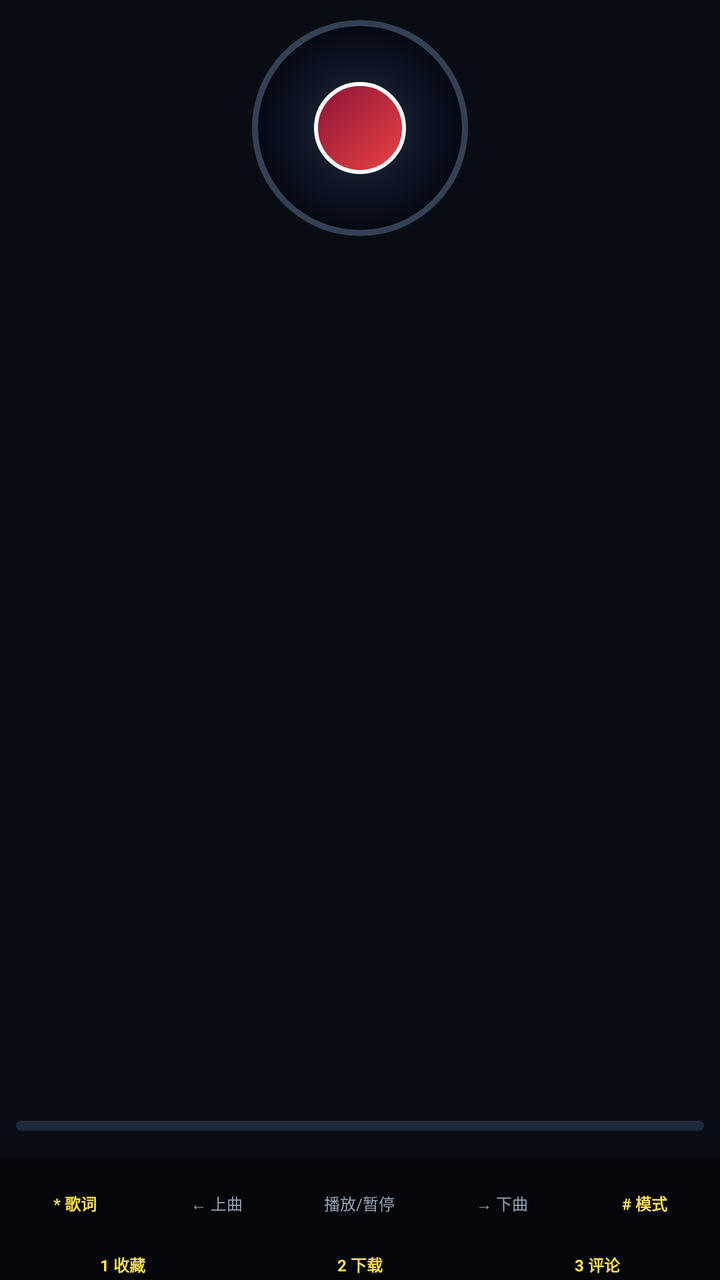
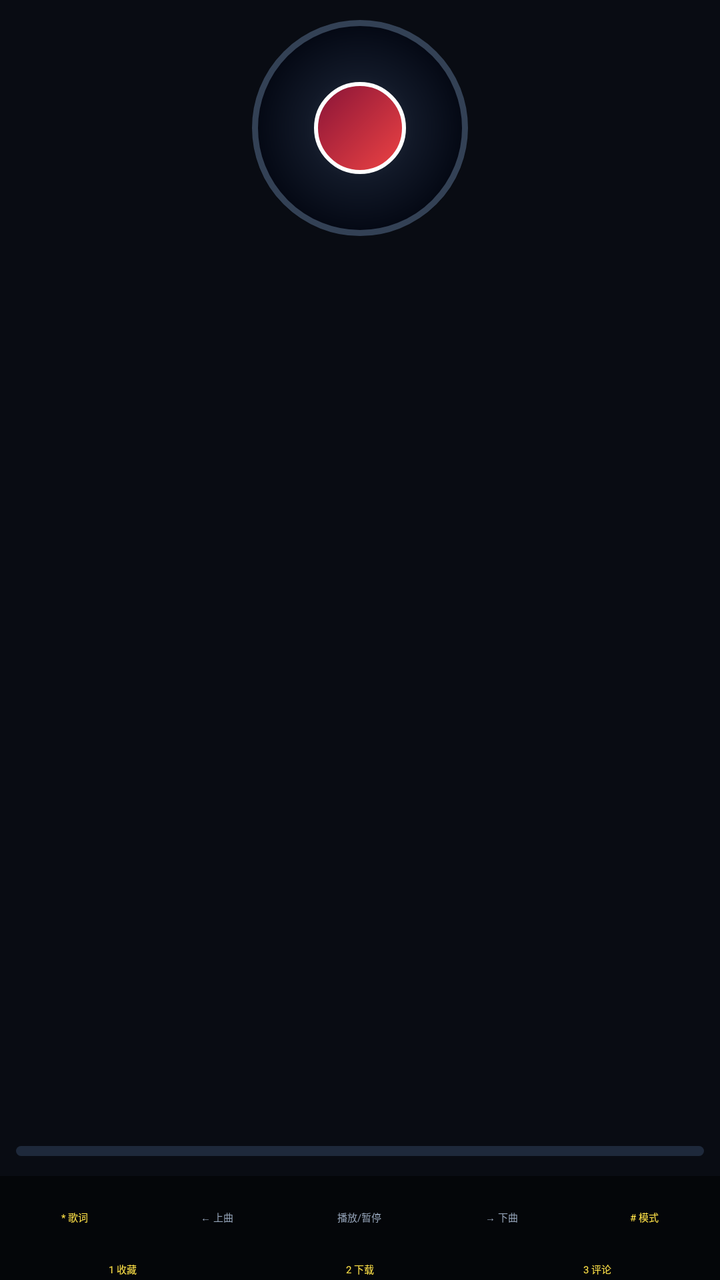

Screens rendered from an Android XML layout before and after an edit, with the pre-edit source and the edit as a unified diff.
<!-- AndroidManifest.xml: application theme Theme.KeydroidX.Music -->
<!-- res/layout/activity_player.xml -->
<?xml version="1.0" encoding="utf-8"?>
<FrameLayout
    xmlns:android="http://schemas.android.com/apk/res/android"
    android:layout_width="match_parent"
    android:layout_height="match_parent"
    android:background="@color/music_dark_bg">

    
    
    
    <LinearLayout
        android:id="@+id/layout_player_root"
        android:layout_width="match_parent"
        android:layout_height="match_parent"
        android:orientation="vertical"
        android:focusable="true"
        android:focusableInTouchMode="true">

        
        <LinearLayout
            android:id="@+id/layout_upper"
            android:layout_width="match_parent"
            android:layout_height="wrap_content"
            android:orientation="vertical"
            android:gravity="center_horizontal"
            android:paddingLeft="8dp"
            android:paddingRight="8dp"
            android:paddingTop="8dp"
            android:paddingBottom="4dp">

            <FrameLayout
                android:layout_width="wrap_content"
                android:layout_height="wrap_content"
                android:layout_marginTop="2dp"
                android:layout_marginBottom="2dp">

                <FrameLayout
                    android:id="@+id/vinyl_disk"
                    android:layout_width="108dp"
                    android:layout_height="108dp"
                    android:background="@drawable/bg_vinyl_disk">

                    <FrameLayout
                        android:id="@+id/vinyl_center"
                        android:layout_width="46dp"
                        android:layout_height="46dp"
                        android:layout_gravity="center"
                        android:background="@drawable/bg_vinyl_center">

                        <TextView
                            android:id="@+id/iv_play_pause"
                            android:layout_width="wrap_content"
                            android:layout_height="wrap_content"
                            android:layout_gravity="center"
                            android:textSize="20sp"
                            android:textColor="#FFFFFF"
                            android:includeFontPadding="false" />
                    </FrameLayout>
                </FrameLayout>
            </FrameLayout>

            <LinearLayout
                android:layout_width="match_parent"
                android:layout_height="wrap_content"
                android:orientation="vertical"
                android:gravity="center_horizontal"
                android:layout_marginTop="4dp">

                <TextView
                    android:id="@+id/tv_song_title"
                    android:layout_width="match_parent"
                    android:layout_height="wrap_content"
                    android:gravity="center"
                    android:textSize="10sp"
                    android:textStyle="bold"
                    android:textColor="#FFFFFF"
                    android:singleLine="true"
                    android:ellipsize="end"
                    android:includeFontPadding="false" />

                <TextView
                    android:id="@+id/tv_song_artist"
                    android:layout_width="match_parent"
                    android:layout_height="wrap_content"
                    android:layout_marginTop="2dp"
                    android:gravity="center"
                    android:textSize="10sp"
                    android:textColor="@color/music_subtext"
                    android:singleLine="true"
                    android:ellipsize="end"
                    android:includeFontPadding="false" />
            </LinearLayout>
        </LinearLayout>

        
        <FrameLayout
            android:layout_width="match_parent"
            android:layout_height="0dp"
            android:layout_weight="1">

            <ScrollView
                android:id="@+id/scroll_lyric"
                android:layout_width="match_parent"
                android:layout_height="match_parent"
                android:fillViewport="true"
                android:scrollbars="none"
                android:overScrollMode="never"
                android:focusable="false"
                android:focusableInTouchMode="false">

                <LinearLayout
                    android:id="@+id/layout_lyric_list"
                    android:layout_width="match_parent"
                    android:layout_height="wrap_content"
                    android:orientation="vertical"
                    android:gravity="center_vertical"
                    android:paddingLeft="10dp"
                    android:paddingRight="10dp"
                    android:paddingTop="6dp"
                    android:paddingBottom="6dp">
                </LinearLayout>
            </ScrollView>

        </FrameLayout>

        
        <LinearLayout
            android:layout_width="match_parent"
            android:layout_height="wrap_content"
            android:orientation="vertical"
            android:paddingLeft="8dp"
            android:paddingRight="8dp"
            android:paddingTop="4dp"
            android:paddingBottom="2dp">

            <FrameLayout
                android:id="@+id/progress_track"
                android:layout_width="match_parent"
                android:layout_height="5dp"
                android:background="@drawable/bg_progress_bar">

                <View
                    android:id="@+id/progress_fill"
                    android:layout_width="0dp"
                    android:layout_height="match_parent"
                    android:background="@drawable/bg_progress_fill" />
            </FrameLayout>

            <LinearLayout
                android:layout_width="match_parent"
                android:layout_height="wrap_content"
                android:layout_marginTop="2dp"
                android:orientation="horizontal"
                android:gravity="center_vertical">

                <TextView
                    android:id="@+id/tv_current_time"
                    android:layout_width="wrap_content"
                    android:layout_height="wrap_content"
                    android:textSize="8sp"
                    android:textColor="@color/music_subtext"
                    android:includeFontPadding="false" />

                <TextView
                    android:id="@+id/tv_play_status"
                    android:layout_width="0dp"
                    android:layout_height="wrap_content"
                    android:layout_weight="1"
                    android:gravity="center"
                    android:textSize="8sp"
                    android:textColor="@color/music_subtext"
                    android:includeFontPadding="false" />

                <TextView
                    android:id="@+id/tv_total_time"
                    android:layout_width="wrap_content"
                    android:layout_height="wrap_content"
                    android:textSize="8sp"
                    android:textColor="@color/music_subtext"
                    android:includeFontPadding="false" />
            </LinearLayout>
        </LinearLayout>

        
        <LinearLayout
            android:id="@+id/layout_key_guide"
            android:layout_width="match_parent"
            android:layout_height="wrap_content"
            android:orientation="horizontal"
            android:gravity="center"
            android:background="#88000000"
            android:paddingTop="3dp"
            android:paddingBottom="3dp"
            android:paddingLeft="2dp"
            android:paddingRight="2dp">

            <LinearLayout
                android:id="@+id/guide_lyrics"
                android:layout_width="0dp"
                android:layout_height="wrap_content"
                android:layout_weight="1"
                android:orientation="vertical"
                android:gravity="center_horizontal">

                <TextView
                    android:id="@+id/icon_guide_lyrics"
                    android:layout_width="wrap_content"
                    android:layout_height="wrap_content"
                    android:textSize="12sp"
                    android:textColor="#FDE047"
                    android:includeFontPadding="false" />

                <TextView
                    android:layout_width="wrap_content"
                    android:layout_height="wrap_content"
                    android:textSize="8sp"
                    android:textColor="#FDE047"
                    android:textStyle="bold"
                    android:text="@string/guide_lyrics"
                    android:includeFontPadding="false" />
            </LinearLayout>

            <LinearLayout
                android:id="@+id/guide_prev"
                android:layout_width="0dp"
                android:layout_height="wrap_content"
                android:layout_weight="1"
                android:orientation="vertical"
                android:gravity="center_horizontal">

                <TextView
                    android:id="@+id/icon_guide_prev"
                    android:layout_width="wrap_content"
                    android:layout_height="wrap_content"
                    android:textSize="12sp"
                    android:textColor="#CBD5E1"
                    android:includeFontPadding="false" />

                <TextView
                    android:layout_width="wrap_content"
                    android:layout_height="wrap_content"
                    android:textSize="8sp"
                    android:textColor="#94A3B8"
                    android:text="@string/guide_prev"
                    android:includeFontPadding="false" />
            </LinearLayout>

            <LinearLayout
                android:id="@+id/guide_playpause"
                android:layout_width="0dp"
                android:layout_height="wrap_content"
                android:layout_weight="1"
                android:orientation="vertical"
                android:gravity="center_horizontal">

                <TextView
                    android:id="@+id/icon_guide_playpause"
                    android:layout_width="wrap_content"
                    android:layout_height="wrap_content"
                    android:textSize="12sp"
                    android:textColor="#CBD5E1"
                    android:includeFontPadding="false" />

                <TextView
                    android:layout_width="wrap_content"
                    android:layout_height="wrap_content"
                    android:textSize="8sp"
                    android:textColor="#94A3B8"
                    android:text="@string/guide_playpause"
                    android:includeFontPadding="false" />
            </LinearLayout>

            <LinearLayout
                android:id="@+id/guide_next"
                android:layout_width="0dp"
                android:layout_height="wrap_content"
                android:layout_weight="1"
                android:orientation="vertical"
                android:gravity="center_horizontal">

                <TextView
                    android:id="@+id/icon_guide_next"
                    android:layout_width="wrap_content"
                    android:layout_height="wrap_content"
                    android:textSize="12sp"
                    android:textColor="#CBD5E1"
                    android:includeFontPadding="false" />

                <TextView
                    android:layout_width="wrap_content"
                    android:layout_height="wrap_content"
                    android:textSize="8sp"
                    android:textColor="#94A3B8"
                    android:text="@string/guide_next"
                    android:includeFontPadding="false" />
            </LinearLayout>

            <LinearLayout
                android:id="@+id/guide_mode"
                android:layout_width="0dp"
                android:layout_height="wrap_content"
                android:layout_weight="1"
                android:orientation="vertical"
                android:gravity="center_horizontal">

                <TextView
                    android:id="@+id/icon_guide_mode"
                    android:layout_width="wrap_content"
                    android:layout_height="wrap_content"
                    android:textSize="12sp"
                    android:textColor="#FDE047"
                    android:includeFontPadding="false" />

                <TextView
                    android:layout_width="wrap_content"
                    android:layout_height="wrap_content"
                    android:textSize="8sp"
                    android:textColor="#FDE047"
                    android:textStyle="bold"
                    android:text="@string/guide_mode"
                    android:includeFontPadding="false" />
            </LinearLayout>
        </LinearLayout>

        
        <LinearLayout
            android:id="@+id/layout_song_actions"
            android:layout_width="match_parent"
            android:layout_height="wrap_content"
            android:orientation="horizontal"
            android:gravity="center"
            android:background="#88000000"
            android:paddingTop="2dp"
            android:paddingBottom="2dp"
            android:paddingLeft="2dp"
            android:paddingRight="2dp">

            
            <LinearLayout
                android:id="@+id/action_favorite"
                android:layout_width="0dp"
                android:layout_height="wrap_content"
                android:layout_weight="1"
                android:orientation="vertical"
                android:gravity="center_horizontal">

                <TextView
                    android:id="@+id/icon_action_favorite"
                    android:layout_width="wrap_content"
                    android:layout_height="wrap_content"
                    android:textSize="12sp"
                    android:textColor="#FFFFFF"
                    android:includeFontPadding="false" />

                <TextView
                    android:layout_width="wrap_content"
                    android:layout_height="wrap_content"
                    android:textSize="8sp"
                    android:textColor="#FDE047"
                    android:textStyle="bold"
                    android:text="@string/guide_favorite"
                    android:includeFontPadding="false" />
            </LinearLayout>

            
            <LinearLayout
                android:id="@+id/action_download"
                android:layout_width="0dp"
                android:layout_height="wrap_content"
                android:layout_weight="1"
                android:orientation="vertical"
                android:gravity="center_horizontal">

                <TextView
                    android:id="@+id/icon_action_download"
                    android:layout_width="wrap_content"
                    android:layout_height="wrap_content"
                    android:textSize="12sp"
                    android:textColor="#FFFFFF"
                    android:includeFontPadding="false" />

                <TextView
                    android:layout_width="wrap_content"
                    android:layout_height="wrap_content"
                    android:textSize="8sp"
                    android:textColor="#FDE047"
                    android:textStyle="bold"
                    android:text="@string/guide_download"
                    android:includeFontPadding="false" />
            </LinearLayout>

            
            <LinearLayout
                android:id="@+id/action_comment"
                android:layout_width="0dp"
                android:layout_height="wrap_content"
                android:layout_weight="1"
                android:orientation="vertical"
                android:gravity="center_horizontal">

                <LinearLayout
                    android:layout_width="wrap_content"
                    android:layout_height="wrap_content"
                    android:orientation="horizontal"
                    android:gravity="center">

                    <TextView
                        android:id="@+id/icon_action_comment"
                        android:layout_width="wrap_content"
                        android:layout_height="wrap_content"
                        android:textSize="12sp"
                        android:textColor="#FFFFFF"
                        android:includeFontPadding="false" />

                    <TextView
                        android:id="@+id/tv_comment_count"
                        android:layout_width="wrap_content"
                        android:layout_height="wrap_content"
                        android:layout_marginLeft="2dp"
                        android:textSize="8sp"
                        android:textColor="#FDE047"
                        android:singleLine="true"
                        android:maxLength="4"
                        android:visibility="gone"
                        android:includeFontPadding="false" />
                </LinearLayout>

                <TextView
                    android:layout_width="wrap_content"
                    android:layout_height="wrap_content"
                    android:textSize="8sp"
                    android:textColor="#FDE047"
                    android:textStyle="bold"
                    android:text="@string/guide_comment"
                    android:includeFontPadding="false" />
            </LinearLayout>
        </LinearLayout>
    </LinearLayout>

    
    
    
    <FrameLayout
        android:id="@+id/layout_lyric_fullscreen"
        android:layout_width="match_parent"
        android:layout_height="match_parent"
        android:background="@color/music_dark_bg"
        android:visibility="gone">

        <ScrollView
            android:id="@+id/scroll_lyric_full"
            android:layout_width="match_parent"
            android:layout_height="match_parent"
            android:fillViewport="true"
            android:scrollbars="none"
            android:overScrollMode="never"
            android:focusable="false"
            android:focusableInTouchMode="false">

            <LinearLayout
                android:id="@+id/layout_lyric_full_wrapper"
                android:layout_width="match_parent"
                android:layout_height="wrap_content"
                android:orientation="vertical"
                android:gravity="center_horizontal"
                android:paddingLeft="14dp"
                android:paddingRight="14dp"
                android:paddingTop="120dp"
                android:paddingBottom="120dp"
                android:clipToPadding="false">

                
                <LinearLayout
                    android:id="@+id/layout_lyric_full_list"
                    android:layout_width="match_parent"
                    android:layout_height="wrap_content"
                    android:orientation="vertical"
                    android:gravity="center_horizontal">
                </LinearLayout>
            </LinearLayout>
        </ScrollView>
    </FrameLayout>
</FrameLayout>
<!-- resources referenced by this layout -->
<resources>
  <color name="music_dark_bg">#090C13</color>
  <color name="music_subtext">#B0B0B0</color>
  <!-- drawable bg_progress_bar (drawable) -->
  <?xml version="1.0" encoding="utf-8"?>
  <shape xmlns:android="http://schemas.android.com/apk/res/android"
      android:shape="rectangle">
      <solid android:color="#1E293B" />
      <corners android:radius="3dp" />
  </shape>
  <!-- drawable bg_progress_fill (drawable) -->
  <?xml version="1.0" encoding="utf-8"?>
  <shape xmlns:android="http://schemas.android.com/apk/res/android"
      android:shape="rectangle">
      <solid android:color="@color/music_accent" />
      <corners android:radius="3dp" />
  </shape>
  <!-- drawable bg_vinyl_center (drawable) -->
  <?xml version="1.0" encoding="utf-8"?>
  <shape xmlns:android="http://schemas.android.com/apk/res/android"
      android:shape="oval">
      <gradient
          android:type="linear"
          android:angle="135"
          android:startColor="#EF4444"
          android:endColor="#881337" />
      <stroke
          android:width="2dp"
          android:color="#FFFFFF" />
  </shape>
  <!-- drawable bg_vinyl_disk (drawable) -->
  <?xml version="1.0" encoding="utf-8"?>
  <layer-list xmlns:android="http://schemas.android.com/apk/res/android">
  
      
      <item
          android:left="0dp"
          android:top="2dp"
          android:right="0dp"
          android:bottom="0dp">
          <shape android:shape="oval">
              <solid android:color="#33000000" />
        </shape>
    </item>
  
      
      <item>
          <shape android:shape="oval">
              <gradient
                  android:type="radial"
                  android:gradientRadius="54dp"
                  android:centerX="0.5"
                  android:centerY="0.5"
                  android:startColor="#FF2D3748"
                  android:centerColor="#FF111827"
                  android:endColor="#FF030712" />
              <stroke
                  android:width="3dp"
                  android:color="#334155" />
        </shape>
    </item>
  </layer-list>
  <string name="guide_comment">3 评论</string>
  <string name="guide_download">2 下载</string>
  <string name="guide_favorite">1 收藏</string>
  <string name="guide_lyrics">* 歌词</string>
  <string name="guide_mode"># 模式</string>
  <string name="guide_next">→ 下曲</string>
  <string name="guide_playpause">播放/暂停</string>
  <string name="guide_prev">← 上曲</string>
  <style name="Theme.KeydroidX.Music" parent="Theme.NokiaKeyCore">
          <item name="android:windowNoTitle">true</item>
          <item name="android:windowBackground">@color/music_bg</item>
  
          
          <item name="android:windowDisablePreview">true</item>
          <item name="android:windowContentOverlay">@null</item>
      </style>
  <color name="music_accent">#38BDF8</color>
  <color name="music_bg">#090C13</color>
</resources>

<!-- the commit's change to res/layout/activity_player.xml (unified diff, before → after) -->
@@ -71,8 +71,7 @@
                     android:layout_width="match_parent"
                     android:layout_height="wrap_content"
                     android:gravity="center"
-                    android:textSize="10sp"
-                    android:textStyle="bold"
+                    android:textSize="@dimen/nokia_font_body"
                     android:textColor="#FFFFFF"
                     android:singleLine="true"
                     android:ellipsize="end"
@@ -84,7 +83,7 @@
                     android:layout_height="wrap_content"
                     android:layout_marginTop="2dp"
                     android:gravity="center"
-                    android:textSize="10sp"
+                    android:textSize="@dimen/nokia_font_caption"
                     android:textColor="@color/music_subtext"
                     android:singleLine="true"
                     android:ellipsize="end"
@@ -157,7 +156,7 @@
                     android:id="@+id/tv_current_time"
                     android:layout_width="wrap_content"
                     android:layout_height="wrap_content"
-                    android:textSize="8sp"
+                    android:textSize="@dimen/nokia_font_caption"
                     android:textColor="@color/music_subtext"
                     android:includeFontPadding="false" />
 
@@ -167,7 +166,7 @@
                     android:layout_height="wrap_content"
                     android:layout_weight="1"
                     android:gravity="center"
-                    android:textSize="8sp"
+                    android:textSize="@dimen/nokia_font_caption"
                     android:textColor="@color/music_subtext"
                     android:includeFontPadding="false" />
 
@@ -175,7 +174,7 @@
                     android:id="@+id/tv_total_time"
                     android:layout_width="wrap_content"
                     android:layout_height="wrap_content"
-                    android:textSize="8sp"
+                    android:textSize="@dimen/nokia_font_caption"
                     android:textColor="@color/music_subtext"
                     android:includeFontPadding="false" />
             </LinearLayout>
@@ -213,9 +212,8 @@
                 <TextView
                     android:layout_width="wrap_content"
                     android:layout_height="wrap_content"
-                    android:textSize="8sp"
-                    android:textColor="#FDE047"
-                    android:textStyle="bold"
+                    android:textSize="@dimen/nokia_font_caption"
+                    android:textColor="#FDE047"
                     android:text="@string/guide_lyrics"
                     android:includeFontPadding="false" />
             </LinearLayout>
@@ -239,7 +237,7 @@
                 <TextView
                     android:layout_width="wrap_content"
                     android:layout_height="wrap_content"
-                    android:textSize="8sp"
+                    android:textSize="@dimen/nokia_font_caption"
                     android:textColor="#94A3B8"
                     android:text="@string/guide_prev"
                     android:includeFontPadding="false" />
@@ -264,7 +262,7 @@
                 <TextView
                     android:layout_width="wrap_content"
                     android:layout_height="wrap_content"
-                    android:textSize="8sp"
+                    android:textSize="@dimen/nokia_font_caption"
                     android:textColor="#94A3B8"
                     android:text="@string/guide_playpause"
                     android:includeFontPadding="false" />
@@ -289,7 +287,7 @@
                 <TextView
                     android:layout_width="wrap_content"
                     android:layout_height="wrap_content"
-                    android:textSize="8sp"
+                    android:textSize="@dimen/nokia_font_caption"
                     android:textColor="#94A3B8"
                     android:text="@string/guide_next"
                     android:includeFontPadding="false" />
@@ -314,9 +312,8 @@
                 <TextView
                     android:layout_width="wrap_content"
                     android:layout_height="wrap_content"
-                    android:textSize="8sp"
-                    android:textColor="#FDE047"
-                    android:textStyle="bold"
+                    android:textSize="@dimen/nokia_font_caption"
+                    android:textColor="#FDE047"
                     android:text="@string/guide_mode"
                     android:includeFontPadding="false" />
             </LinearLayout>
@@ -355,9 +352,8 @@
                 <TextView
                     android:layout_width="wrap_content"
                     android:layout_height="wrap_content"
-                    android:textSize="8sp"
-                    android:textColor="#FDE047"
-                    android:textStyle="bold"
+                    android:textSize="@dimen/nokia_font_caption"
+                    android:textColor="#FDE047"
                     android:text="@string/guide_favorite"
                     android:includeFontPadding="false" />
             </LinearLayout>
@@ -382,9 +378,8 @@
                 <TextView
                     android:layout_width="wrap_content"
                     android:layout_height="wrap_content"
-                    android:textSize="8sp"
-                    android:textColor="#FDE047"
-                    android:textStyle="bold"
+                    android:textSize="@dimen/nokia_font_caption"
+                    android:textColor="#FDE047"
                     android:text="@string/guide_download"
                     android:includeFontPadding="false" />
             </LinearLayout>
@@ -417,7 +412,7 @@
                         android:layout_width="wrap_content"
                         android:layout_height="wrap_content"
                         android:layout_marginLeft="2dp"
-                        android:textSize="8sp"
+                        android:textSize="@dimen/nokia_font_caption"
                         android:textColor="#FDE047"
                         android:singleLine="true"
                         android:maxLength="4"
@@ -428,9 +423,8 @@
                 <TextView
                     android:layout_width="wrap_content"
                     android:layout_height="wrap_content"
-                    android:textSize="8sp"
-                    android:textColor="#FDE047"
-                    android:textStyle="bold"
+                    android:textSize="@dimen/nokia_font_caption"
+                    android:textColor="#FDE047"
                     android:text="@string/guide_comment"
                     android:includeFontPadding="false" />
             </LinearLayout>
